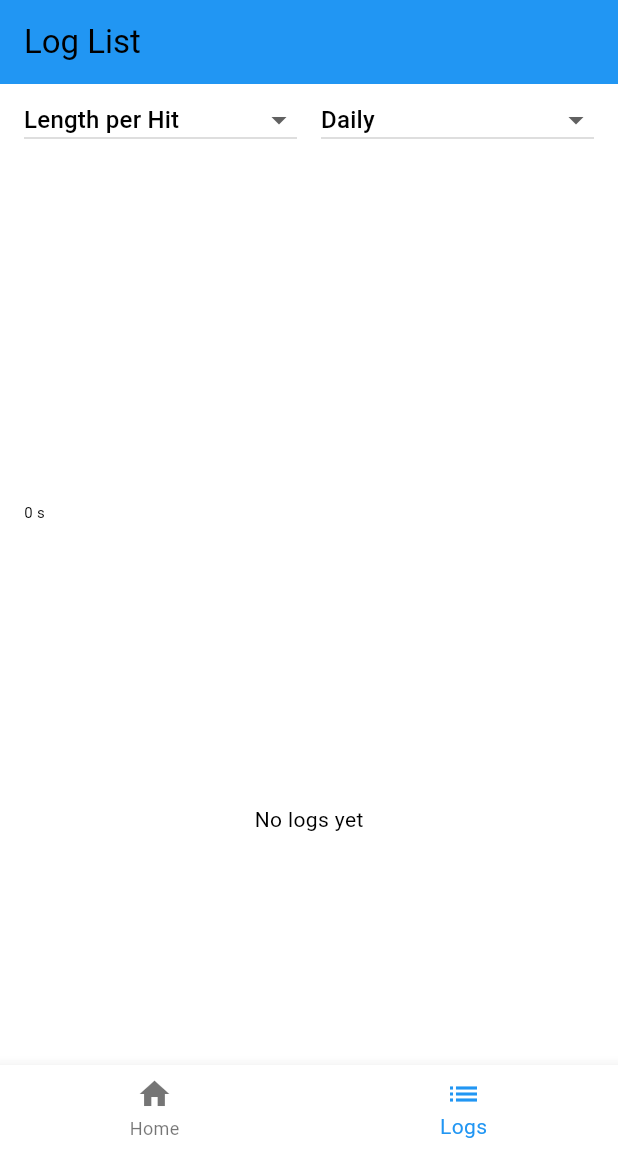
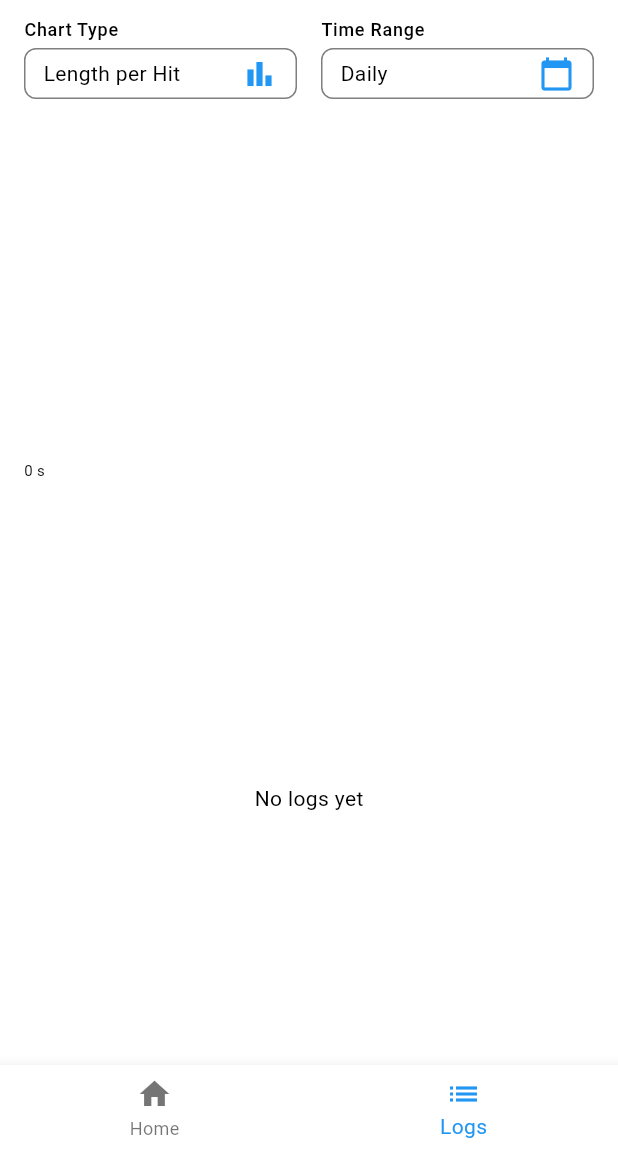
Before and after one commit to SoupyOfficial/smoke_log, a Flutter app: the screen it shows once a user with an empty profile is signed in, item 2 of the bottom bar chosen, on a phone screen of 412 x 824 dp, the part 84-1236 px from its top. Run offline on Flutter 3.47's test engine with Material 3 defaults, Android fonts, the phone set to English and light mode, and no system bars; drawn by our look-alikes of fl_chart; our stand-ins replace cloud_firestore, firebase_auth, firebase_core, flutter_riverpod, flutter_secure_storage, font_awesome_flutter and 2 more; accounts and stored records are empty.

Commit message:
Refactor LogListScreen and LineChartWidget for improved UI and performance

```diff
--- a/lib/screens/log_list_screen.dart
+++ b/lib/screens/log_list_screen.dart
@@ -13,9 +13,6 @@ class LogListScreen extends ConsumerWidget {
     final logsAsyncValue = ref.watch(logsStreamProvider);
 
     return Scaffold(
-      appBar: AppBar(
-        title: const Text('Log List'),
-      ),
       body: logsAsyncValue.when(
         data: (logs) {
           return Column(
--- a/lib/widgets/charts/line_chart_widget.dart
+++ b/lib/widgets/charts/line_chart_widget.dart
@@ -1,6 +1,7 @@
 import 'package:fl_chart/fl_chart.dart';
 import 'package:flutter/material.dart';
 import 'package:intl/intl.dart';
+import 'dart:math' as math;
 import '../../models/log.dart';
 import 'chart_config.dart';
 import 'chart_data_processors.dart';
@@ -138,16 +139,22 @@ class _LineChartWidgetState extends State<LineChartWidget> {
       }
     }
 
-    final double computedMinY = spots.isEmpty
-        ? 0
-        : spots.map((s) => s.y).reduce((a, b) => a < b ? a : b);
-    final double maxY = spots.isEmpty
-        ? 0
-        : spots.map((s) => s.y).reduce((a, b) => a > b ? a : b);
-    final double minY = (_selectedChartType == ChartType.lengthPerHit ||
-            _selectedChartType == ChartType.cumulative)
-        ? 0
-        : computedMinY;
+    // final double computedMinY = spots.isEmpty
+    //     ? 0
+    //     : spots.map((s) => s.y).reduce((a, b) => a < b ? a : b);
+    // final double maxY = spots.isEmpty
+    //     ? 0
+    //     : spots.map((s) => s.y).reduce((a, b) => a > b ? a : b);
+    // final double minY = (_selectedChartType == ChartType.lengthPerHit ||
+    //         _selectedChartType == ChartType.cumulative)
+    //     ? 0
+    //     : computedMinY;
+
+    double minY = 0;
+    double maxY = 0;
+    if (spots.isNotEmpty) {
+      maxY = spots.map((s) => s.y).reduce(math.max) * 1.25;
+    }
 
     try {
       return Padding(
@@ -159,9 +166,33 @@ class _LineChartWidgetState extends State<LineChartWidget> {
             Row(
               children: [
                 Expanded(
+                  child: Column(
+                    crossAxisAlignment: CrossAxisAlignment.start,
+                    children: [
+                      Text(
+                        'Chart Type',
+                        style: Theme.of(context).textTheme.labelMedium,
+                      ),
+                      const SizedBox(height: 4),
+                      Container(
+                        decoration: BoxDecoration(
+                          borderRadius: BorderRadius.circular(8),
+                          border: Border.all(
+                              color: Theme.of(context)
+                                  .colorScheme
+                                  .outline
+                                  .withOpacity(0.5)),
+                          color: Theme.of(context).colorScheme.surface,
+                        ),
+                        padding: const EdgeInsets.symmetric(
+                            horizontal: 12, vertical: 4),
                         child: DropdownButton<ChartType>(
                           isExpanded: true,
-                    isDense: true, // Make dropdown more compact
+                          isDense: true,
+                          icon: Icon(Icons.bar_chart,
+                              color: Theme.of(context).colorScheme.primary),
+                          style: Theme.of(context).textTheme.bodyMedium,
+                          underline: const SizedBox.shrink(),
                           value: _selectedChartType,
                           onChanged: (newValue) {
                             if (newValue != null) {
@@ -178,11 +209,38 @@ class _LineChartWidgetState extends State<LineChartWidget> {
                           }).toList(),
                         ),
                       ),
+                    ],
+                  ),
+                ),
                 const SizedBox(width: 16),
                 Expanded(
+                  child: Column(
+                    crossAxisAlignment: CrossAxisAlignment.start,
+                    children: [
+                      Text(
+                        'Time Range',
+                        style: Theme.of(context).textTheme.labelMedium,
+                      ),
+                      const SizedBox(height: 4),
+                      Container(
+                        decoration: BoxDecoration(
+                          borderRadius: BorderRadius.circular(8),
+                          border: Border.all(
+                              color: Theme.of(context)
+                                  .colorScheme
+                                  .outline
+                                  .withOpacity(0.5)),
+                          color: Theme.of(context).colorScheme.surface,
+                        ),
+                        padding: const EdgeInsets.symmetric(
+                            horizontal: 12, vertical: 4),
                         child: DropdownButton<ChartRange>(
                           isExpanded: true,
-                    isDense: true, // Make dropdown more compact
+                          isDense: true,
+                          icon: Icon(Icons.calendar_today,
+                              color: Theme.of(context).colorScheme.primary),
+                          style: Theme.of(context).textTheme.bodyMedium,
+                          underline: const SizedBox.shrink(),
                           value: _selectedRange,
                           onChanged: (newValue) {
                             if (newValue != null) {
@@ -201,7 +259,10 @@ class _LineChartWidgetState extends State<LineChartWidget> {
                       ),
                     ],
                   ),
-            const SizedBox(height: 4), // Reduced spacing
+                ),
+              ],
+            ),
+            const SizedBox(height: 16),
             Expanded(
               // Wrap the chart in Expanded
               child: LayoutBuilder(
```
Lines whose indentation alone changed are shown as unchanged.
